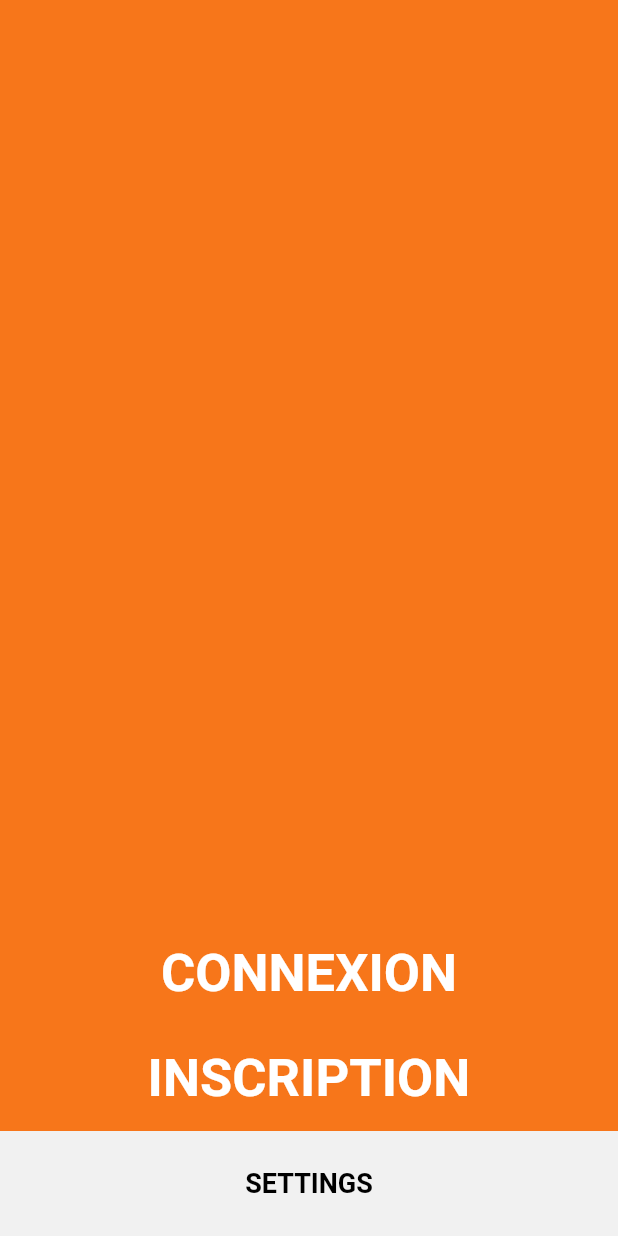
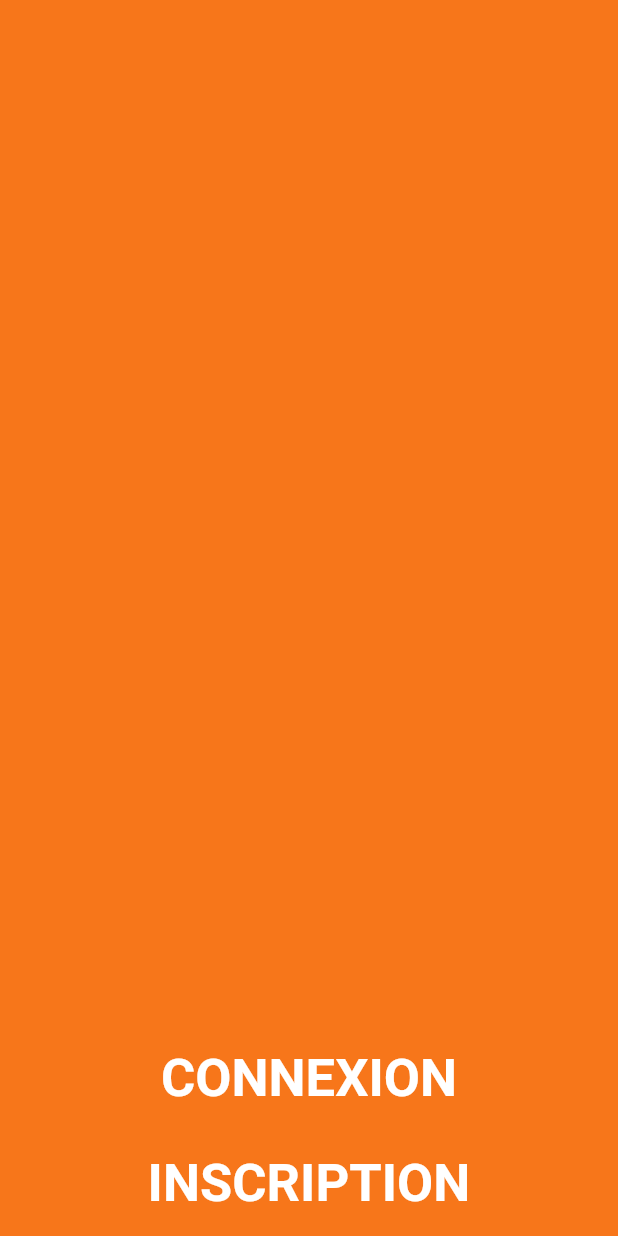
Before and after one commit to Boyadjie/todo, a Flutter app: the screen it shows after launch, on a phone screen of 412 x 824 dp. Run offline on Flutter 3.47's test engine with Material 2 defaults, Android fonts, the phone set to English and light mode, and no system bars; our stand-ins replace cloud_firestore, firebase_auth, firebase_core, shared_preferences; accounts and stored records are empty.

Commit message:
remove useless page

```diff
--- a/lib/Home/homepage_v.dart
+++ b/lib/Home/homepage_v.dart
@@ -29,15 +29,6 @@ class Homepage extends StatelessWidget {
                       Navigator.pushNamed(context, '/register');
                     }
                 ),
-                FullWidthButton(
-                    buttonText: 'SETTINGS',
-                    buttonFontSize: 18,
-                    backgroundColor: CustomColorsLight.grey,
-                    textColor: CustomColorsLight.textBlack,
-                    onPressed: () {
-                      Navigator.pushNamed(context, '/settings');
-                    }
-                ),
               ],
             ),
           ],
--- a/lib/main.dart
+++ b/lib/main.dart
@@ -2,7 +2,6 @@ import 'package:flutter/material.dart';
 import 'package:provider/provider.dart';
 import 'Home/homepage_v.dart';
 
-import 'package:todo/Settings/settings_v.dart';
 import 'package:todo/Theme/darkThemeProvider.dart';
 import 'package:todo/Login/login_v.dart';
 import 'package:todo/Register/register_v.dart';
@@ -67,7 +66,6 @@ class _MyAppState extends State<MyApp> {
               // When navigating to the "/second" route, build the SecondScreen widget.
               '/login': (context) =>    LoginView(),
               '/register': (context) => RegisterView(),
-              '/settings': (context) => TodoView(),
               '/todo': (context) =>     TodoView(),
             },
           );
```
Also changed, not shown: lib/Settings/settings_v.dart (deleted, +0 -45 lines), lib/Settings/settings_vm.dart (deleted, +0 -7 lines).
